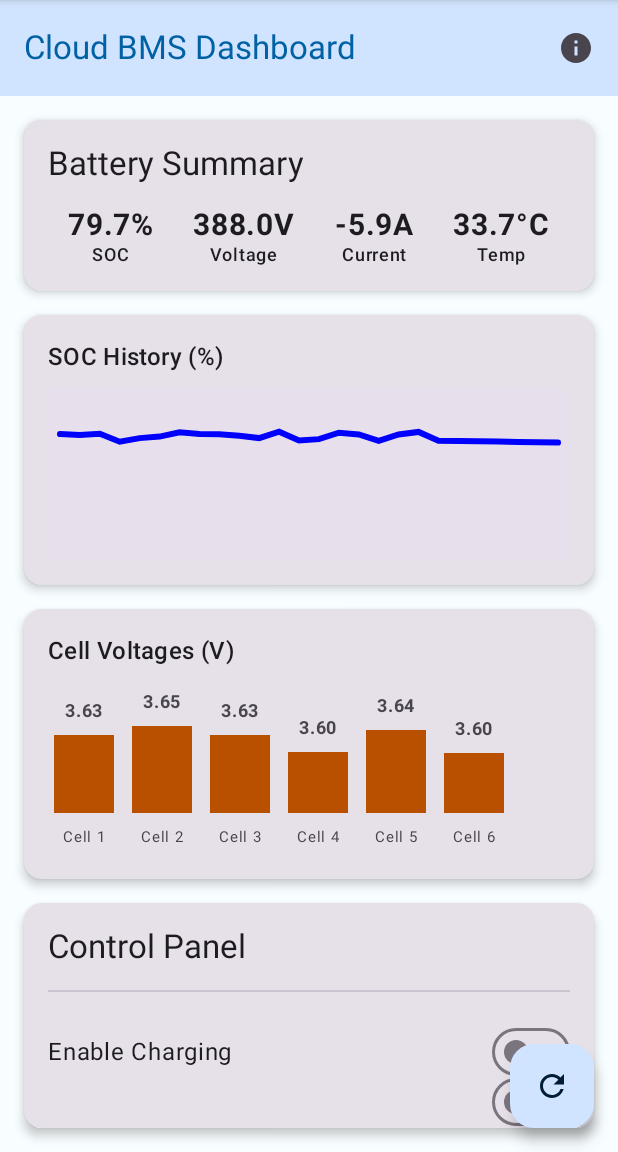
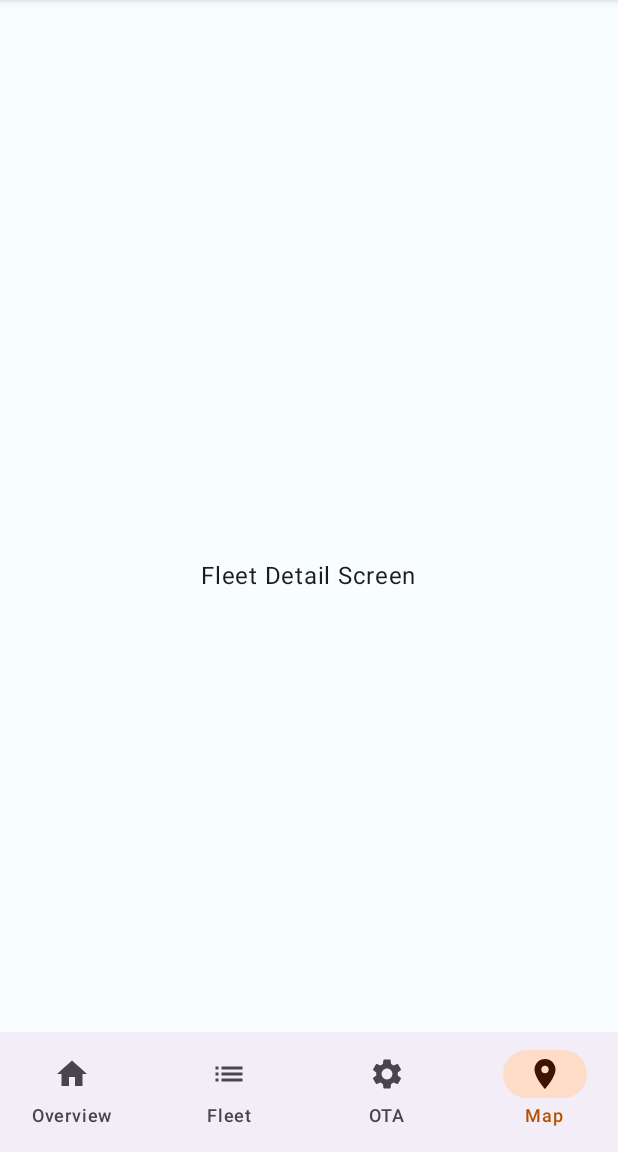
Before and after one commit to arnavgupta27/iCBMP, an Android app built with Jetpack Compose: the screen it shows after launch (MainActivity), after a tap on "Refresh Data", on a phone screen of 412 x 824 dp, the part 84-1236 px from its top. Run offline under Robolectric (Android 15) with nearby library versions, the phone set to English and light mode, and no system bars; 1 other tap on this screen came first.

Commit message:
nav bar update

```diff
--- a/automotive/build.gradle.kts
+++ b/automotive/build.gradle.kts
@@ -46,7 +46,6 @@ dependencies {
     implementation("androidx.lifecycle:lifecycle-runtime-ktx:2.8.3")
     implementation("androidx.activity:activity-compose:1.9.0")
 
-    // Jetpack Compose
     implementation(platform("androidx.compose:compose-bom:2024.06.00"))
     implementation("androidx.compose.ui:ui")
     implementation("androidx.compose.ui:ui-graphics")
@@ -54,36 +53,11 @@ dependencies {
     implementation("androidx.compose.material3:material3")
     implementation("androidx.lifecycle:lifecycle-viewmodel-compose:2.8.3")
 
-    // Navigation
     implementation("androidx.navigation:navigation-compose:2.7.7") // [14]
     implementation("androidx.core:core-ktx:1.13.1")
-    implementation("androidx.lifecycle:lifecycle-runtime-ktx:2.8.3")
     implementation("androidx.activity:activity-compose:1.9.0")
+    implementation("androidx.compose.material:material-icons-extended-android:1.6.8")
 
-    // **Compose Bill of Materials (BOM) - This is key for version alignment**
-    // The BOM ensures all the following Compose libraries are compatible.
-    implementation(platform("androidx.compose:compose-bom:2024.06.00"))
-    implementation("androidx.compose.ui:ui")
-    implementation("androidx.compose.ui:ui-graphics")
-    implementation("androidx.compose.ui:ui-tooling-preview")
-    implementation("androidx.compose.material3:material3")
-
-    // **ViewModel for Compose - Use a recent, stable version**
-    implementation("androidx.lifecycle:lifecycle-viewmodel-compose:2.8.3")
-    implementation("androidx.core:core-ktx:1.13.1")
-    implementation("androidx.lifecycle:lifecycle-runtime-ktx:2.8.3")
-    implementation("androidx.activity:activity-compose:1.9.0")
-
-    // Jetpack Compose Bill of Materials (BOM)
-    // The BOM automatically aligns the versions of all Compose libraries below.
-    implementation(platform("androidx.compose:compose-bom:2024.06.00"))
-    implementation("androidx.compose.ui:ui")
-    implementation("androidx.compose.ui:ui-graphics")
-    implementation("androidx.compose.ui:ui-tooling-preview")
-    implementation("androidx.compose.material3:material3")
-
-    // ViewModel for Compose - Use a recent, stable version
-    implementation("androidx.lifecycle:lifecycle-viewmodel-compose:2.8.3")
 
     implementation(libs.androidx.core.ktx)
     implementation(libs.androidx.appcompat)
--- a/automotive/src/main/java/com/example/icbmpfinalboss/MainActivity.kt
+++ b/automotive/src/main/java/com/example/icbmpfinalboss/MainActivity.kt
@@ -7,9 +7,8 @@ import androidx.compose.foundation.layout.fillMaxSize
 import androidx.compose.material3.MaterialTheme // Correct Material 3 import
 import androidx.compose.material3.Surface
 import androidx.compose.ui.Modifier
-import com.example.icbmpfinalboss.ui.DashboardScreen // Import your screen
 import com.example.icbmpfinalboss.ui.theme.CloudBMSDashboardTheme // Import your theme
-
+import com.example.icbmpfinalboss.MainScreen
 class MainActivity : ComponentActivity() {
     override fun onCreate(savedInstanceState: Bundle?) {
         super.onCreate(savedInstanceState)
@@ -18,14 +17,7 @@ class MainActivity : ComponentActivity() {
             // By wrapping everything in your theme, you provide the colorScheme
             // and other theme attributes to all child composables.
             CloudBMSDashboardTheme {
-                // A surface container using the 'background' color from the theme
-                Surface(
-                    modifier = Modifier.fillMaxSize(),
-                    color = MaterialTheme.colorScheme.background // Now this will work
-                ) {
-                    // DashboardScreen is now a descendant of the theme and can access its colors.
-                    DashboardScreen()
-                }
+                MainScreen()
             }
         }
     }
--- /dev/null
+++ b/automotive/src/main/java/com/example/icbmpfinalboss/MainScreen.kt
@@ -0,0 +1,26 @@
+package com.example.icbmpfinalboss
+
+import android.annotation.SuppressLint
+import androidx.compose.foundation.layout.padding
+import androidx.compose.material3.Scaffold
+import androidx.compose.runtime.Composable
+import androidx.compose.ui.Modifier
+import androidx.navigation.compose.rememberNavController
+import com.example.icbmpfinalboss.ui.navigation.AppBottomNavigationBar
+import com.example.icbmpfinalboss.ui.navigation.AppNavigation
+
+@SuppressLint("UnusedMaterial3ScaffoldPaddingParameter")
+@Composable
+fun MainScreen() {
+    val navController = rememberNavController() // Create the navigation controller[2]
+
+    Scaffold(
+        bottomBar = { AppBottomNavigationBar(navController = navController) }
+    ) {
+        // We need to pass the padding from the Scaffold to the NavHost
+        // to prevent content from being drawn behind the navigation bar.
+        // As we are not using it right now, we can ignore the warning
+        // with the @SuppressLint annotation above.
+        AppNavigation(navController = navController)
+    }
+}
--- /dev/null
+++ b/automotive/src/main/java/com/example/icbmpfinalboss/ui/navigation/AppBottomNavigationBar.kt
@@ -0,0 +1,45 @@
+package com.example.icbmpfinalboss.ui.navigation
+
+import androidx.compose.material3.Icon
+import androidx.compose.material3.NavigationBar
+import androidx.compose.material3.NavigationBarItem
+import androidx.compose.material3.Text
+import androidx.compose.runtime.Composable
+import androidx.compose.runtime.getValue
+import androidx.navigation.NavController
+import androidx.navigation.compose.currentBackStackEntryAsState
+
+@Composable
+fun AppBottomNavigationBar(navController: NavController) {
+    val items = listOf(
+        Screen.Overview,
+        Screen.FleetDetail,
+        Screen.OtaUpdate,
+        Screen.MapView
+    )
+
+    NavigationBar {
+        val navBackStackEntry by navController.currentBackStackEntryAsState()
+        val currentRoute = navBackStackEntry?.destination?.route
+
+        items.forEach { screen ->
+            NavigationBarItem(
+                icon = { Icon(imageVector = screen.icon, contentDescription = screen.title) },
+                label = { Text(text = screen.title) },
+                selected = currentRoute == screen.route,
+                onClick = {
+                    navController.navigate(screen.route) {
+                        // Pop up to the start destination to avoid building a large back stack[5][9]
+                        popUpTo(navController.graph.startDestinationId) {
+                            saveState = true
+                        }
+                        // Avoid multiple copies of the same destination when re-selecting the same item
+                        launchSingleTop = true
+                        // Restore state when re-selecting a previously selected item
+                        restoreState = true
+                    }
+                }
+            )
+        }
+    }
+}
--- /dev/null
+++ b/automotive/src/main/java/com/example/icbmpfinalboss/ui/navigation/AppNavigation.kt
@@ -0,0 +1,31 @@
+package com.example.icbmpfinalboss.ui.navigation
+
+import androidx.compose.runtime.Composable
+import androidx.navigation.NavHostController
+import androidx.navigation.compose.NavHost
+import androidx.navigation.compose.composable
+import com.example.icbmpfinalboss.ui.screens.fleet.FleetScreen
+import com.example.icbmpfinalboss.ui.screens.map.MapViewScreen
+import com.example.icbmpfinalboss.ui.screens.ota.OtaUpdateScreen
+import com.example.icbmpfinalboss.ui.screens.overview.OverviewScreen
+
+@Composable
+fun AppNavigation(navController: NavHostController) {
+    NavHost(
+        navController = navController,
+        startDestination = Screen.Overview.route // Default screen
+    ) {
+        composable(Screen.Overview.route) {
+            OverviewScreen()
+        }
+        composable(Screen.FleetDetail.route) {
+            FleetScreen()
+        }
+        composable(Screen.OtaUpdate.route) {
+            OtaUpdateScreen()
+        }
+        composable(Screen.MapView.route) {
+            MapViewScreen()
+        }
+    }
+}
--- /dev/null
+++ b/automotive/src/main/java/com/example/icbmpfinalboss/ui/navigation/Screen.kt
@@ -0,0 +1,35 @@
+package com.example.icbmpfinalboss.ui.navigation
+
+import androidx.compose.material.icons.Icons
+import androidx.compose.material.icons.filled.Home
+import androidx.compose.material.icons.filled.List
+import androidx.compose.material.icons.filled.LocationOn
+import androidx.compose.material.icons.filled.Settings
+import androidx.compose.ui.graphics.vector.ImageVector
+
+sealed class Screen(
+    val route: String,
+    val title: String,
+    val icon: ImageVector
+) {
+    object Overview : Screen(
+        route = "overview",
+        title = "Overview",
+        icon = Icons.Default.Home
+    )
+    object FleetDetail : Screen(
+        route = "fleet",
+        title = "Fleet",
+        icon = Icons.Default.List
+    )
+    object OtaUpdate : Screen(
+        route = "ota",
+        title = "OTA",
+        icon = Icons.Default.Settings
+    )
+    object MapView : Screen(
+        route = "map",
+        title = "Map",
+        icon = Icons.Default.LocationOn
+    )
+}
--- /dev/null
+++ b/automotive/src/main/java/com/example/icbmpfinalboss/ui/screens/fleet/FleetScreen.kt
@@ -0,0 +1,15 @@
+package com.example.icbmpfinalboss.ui.screens.fleet
+
+import androidx.compose.foundation.layout.Box
+import androidx.compose.foundation.layout.fillMaxSize
+import androidx.compose.material3.Text
+import androidx.compose.runtime.Composable
+import androidx.compose.ui.Alignment
+import androidx.compose.ui.Modifier
+
+@Composable
+fun FleetScreen() {
+    Box(modifier = Modifier.fillMaxSize(), contentAlignment = Alignment.Center) {
+        Text(text = "Fleet Detail Screen")
+    }
+}
--- /dev/null
+++ b/automotive/src/main/java/com/example/icbmpfinalboss/ui/screens/map/MapViewScreen.kt
@@ -0,0 +1,15 @@
+package com.example.icbmpfinalboss.ui.screens.map
+
+import androidx.compose.foundation.layout.Box
+import androidx.compose.foundation.layout.fillMaxSize
+import androidx.compose.material3.Text
+import androidx.compose.runtime.Composable
+import androidx.compose.ui.Alignment
+import androidx.compose.ui.Modifier
+
+@Composable
+fun MapViewScreen() {
+    Box(modifier = Modifier.fillMaxSize(), contentAlignment = Alignment.Center) {
+        Text(text = "Fleet Detail Screen")
+    }
+}
--- /dev/null
+++ b/automotive/src/main/java/com/example/icbmpfinalboss/ui/screens/ota/OtaUpdateScreen.kt
@@ -0,0 +1,16 @@
+package com.example.icbmpfinalboss.ui.screens.ota
+
+import androidx.compose.foundation.layout.Box
+import androidx.compose.foundation.layout.fillMaxSize
+import androidx.compose.material3.Text
+import androidx.compose.runtime.Composable
+import androidx.compose.ui.Alignment
+import androidx.compose.ui.Modifier
+import com.example.icbmpfinalboss.ui.navigation.Screen
+
+@Composable
+fun OtaUpdateScreen() {
+    Box(modifier = Modifier.fillMaxSize(), contentAlignment = Alignment.Center) {
+        Text(text = "Fleet Detail Screen")
+    }
+}
--- a/automotive/src/main/java/com/example/icbmpfinalboss/ui/DashboardScreen.kt
+++ b/automotive/src/main/java/com/example/icbmpfinalboss/ui/screens/overview/OverviewScreen.kt
@@ -1,4 +1,4 @@
-package com.example.icbmpfinalboss.ui // Ensure your package name is correct
+package com.example.icbmpfinalboss.ui.screens.overview // Ensure your package name is correct
 
 import androidx.compose.animation.core.animateFloatAsState
 import androidx.compose.animation.core.tween
@@ -16,7 +16,6 @@ import androidx.compose.ui.Alignment
 import androidx.compose.material3.MaterialTheme
 
 import androidx.compose.ui.Modifier
-import androidx.compose.ui.geometry.Offset
 import androidx.compose.ui.graphics.Color
 import androidx.compose.ui.graphics.Path
 import androidx.compose.ui.graphics.StrokeCap
@@ -35,7 +34,7 @@ import com.example.icbmpfinalboss.viewmodel.BmsViewModel
  */
 @OptIn(ExperimentalMaterial3Api::class)
 @Composable
-fun DashboardScreen(
+fun OverviewScreen(
     bmsViewModel: BmsViewModel = viewModel() // Correct and robust way to get ViewModel
 ) {
     // Collect states from the ViewModel. UI will recompose when these change.
```
